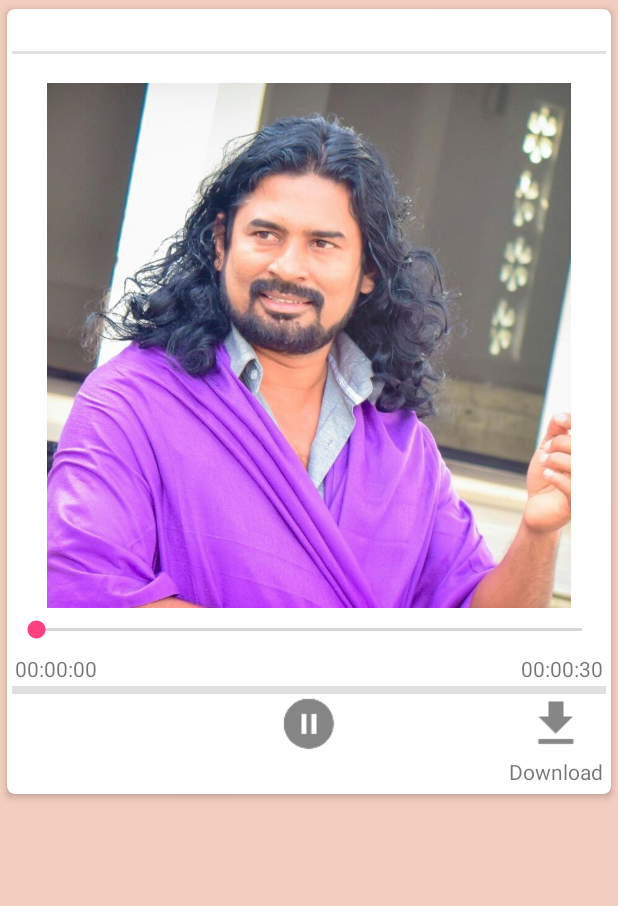
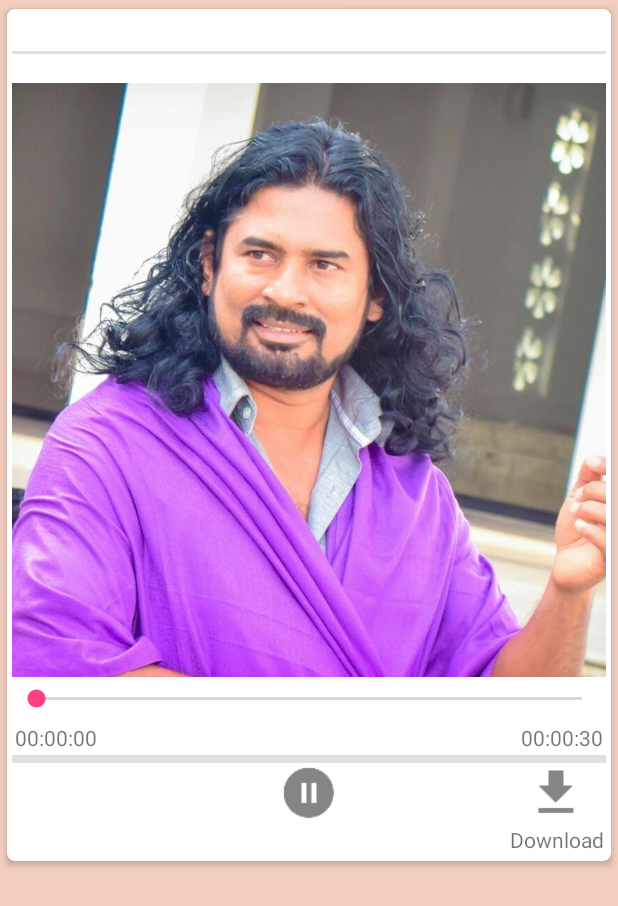
Before and after one commit to ThamiduNaveen/rdk, an Android app: the desanaActivity screen opened directly, with no data from a screen before it, after a tap on an icon or button, on a phone screen of 412 x 824 dp. Shown: the top 906 px of the screen. Run offline under Robolectric (Android 15) with nearby library versions, the phone set to English and light mode, and no system bars.

Commit message:
desana view done

```diff
--- a/app/src/main/java/com/ritigala/app/ritigala_dakma/desanaActivity.java
+++ b/app/src/main/java/com/ritigala/app/ritigala_dakma/desanaActivity.java
@@ -7,6 +7,7 @@ import android.content.BroadcastReceiver;
 import android.content.Context;
 import android.content.Intent;
 import android.content.IntentFilter;
+import android.content.SharedPreferences;
 import android.content.pm.PackageManager;
 import android.database.Cursor;
 import android.media.MediaPlayer;
@@ -48,6 +49,16 @@ public class desanaActivity extends AppCompatActivity {
 
     private ProgressDialog loadingBar;
 
+    String titleSTR;
+
+    private int positionOfdesana;
+
+    SharedPreferences desanaSharedPreferences;
+
+    boolean isDownloaded;
+
+
+
 
 
 
@@ -56,13 +67,20 @@ public class desanaActivity extends AppCompatActivity {
         super.onCreate(savedInstanceState);
         setContentView(R.layout.activity_desana);
 
-        final String titleSTR = getIntent().getStringExtra("title");
+        desanaSharedPreferences = getSharedPreferences("desanaData", Context.MODE_PRIVATE);
+        final Boolean firstTime = desanaSharedPreferences.getBoolean("FirstTime",true);
+
+        titleSTR = getIntent().getStringExtra("title");
         String descriptionSTR = getIntent().getStringExtra("description");
+
+        positionOfdesana = getIntent().getIntExtra("position",0);
 
         TextView titleTV = (TextView)findViewById(R.id.textView_desana_title);
         titleTV.setText(titleSTR);
         TextView descriptionTV = (TextView)findViewById(R.id.textView_desana_description);
         descriptionTV.setText(descriptionSTR);
+
+        final TextView downStatusTV = (TextView) findViewById(R.id.textView_desana_downloatStatus);
 
         desanaSTR = getIntent().getStringExtra("desanaLink");
 
@@ -80,6 +98,17 @@ public class desanaActivity extends AppCompatActivity {
         posbar.setMax(100000);
         posbar.setProgress(1);
 
+        if(!firstTime) {
+            File path = Environment.getExternalStorageDirectory();
+            File dir = new File(path + "/Ritigala_dekma/" + titleSTR + "_" + String.valueOf(positionOfdesana) + ".mp3");
+            if (dir.exists()) {
+                isDownloaded = true;
+                downBT.setBackgroundResource(R.drawable.ic_check_circle_black_24dp);
+                downStatusTV.setText("Downloaded");
+
+            }
+        }
+
         playBT.setOnClickListener(new View.OnClickListener() {
             @Override
             public void onClick(View view) {
@@ -93,12 +122,15 @@ public class desanaActivity extends AppCompatActivity {
                         playBT.setBackgroundResource(R.drawable.ic_action_play);
                     }
                 }else {
-
-                    try {
-                        mp.setDataSource(desanaSTR);
                     loadingBar.setTitle("Loading");
                     loadingBar.setMessage("Please wait wile loading");
                     loadingBar.show();
+                    try {
+                        if(!isDownloaded){
+                            mp.setDataSource(desanaSTR);
+                        }else{
+                            mp.setDataSource(Environment.getExternalStorageDirectory()+"/Ritigala_dekma/" + titleSTR + "_" + String.valueOf(positionOfdesana) + ".mp3");
+                        }
                         mp.setOnPreparedListener(new MediaPlayer.OnPreparedListener() {
                             @Override
                             public void onPrepared(MediaPlayer mediaPlayer) {
@@ -110,6 +142,7 @@ public class desanaActivity extends AppCompatActivity {
                                 mp.start();
                                 playBT.setBackgroundResource(R.drawable.ic_action_pause);
                                 totalTime.setText(makeTime(totalTimeInt));
+                                Toast.makeText(desanaActivity.this, "Prepared", Toast.LENGTH_SHORT).show();
                                 loadingBar.dismiss();
                             }
                         });
@@ -173,8 +206,13 @@ public class desanaActivity extends AppCompatActivity {
                         int columIndex = c.getColumnIndex(DownloadManager.COLUMN_STATUS);
 
                         if (DownloadManager.STATUS_SUCCESSFUL == c.getInt(columIndex)) {
-                            Toast.makeText(context, "SUC", Toast.LENGTH_SHORT).show();
-                            downBT.setText("DOWN COM");
+                            Toast.makeText(context, "File successfully downloaded", Toast.LENGTH_SHORT).show();
+                            downBT.setBackgroundResource(R.drawable.ic_check_circle_black_24dp);
+                            downStatusTV.setText("Downloaded");
+                            isDownloaded = true;
+
+                        }else{
+                            Toast.makeText(context, "Error while downloading try again", Toast.LENGTH_LONG).show();
                         }
                     }
                 }
@@ -185,7 +223,14 @@ public class desanaActivity extends AppCompatActivity {
         downBT.setOnClickListener(new View.OnClickListener() {
             @Override
             public void onClick(View view) {
-                dm = (DownloadManager)getSystemService(DOWNLOAD_SERVICE);
+                if (!isDownloaded) {
+                    if (firstTime) {
+                        SharedPreferences.Editor editor = desanaSharedPreferences.edit();
+                        editor.putBoolean("FirstTime", false);
+                        editor.apply();
+                    }
+
+                    dm = (DownloadManager) getSystemService(DOWNLOAD_SERVICE);
                     request = new DownloadManager.Request(Uri.parse(desanaSTR));
                     if (Build.VERSION.SDK_INT >= Build.VERSION_CODES.M) {
                         if (checkSelfPermission(android.Manifest.permission.WRITE_EXTERNAL_STORAGE) == PackageManager.PERMISSION_DENIED) {
@@ -197,8 +242,8 @@ public class desanaActivity extends AppCompatActivity {
                             if (!dir.exists()) {
                                 dir.mkdirs();
                             }
-                        request.setTitle("desana.mp3")
-                                .setDestinationInExternalPublicDir("/Ritigala_dekma", "des.mp3");
+                            request.setTitle(titleSTR + "_" + String.valueOf(positionOfdesana) + ".mp3")
+                                    .setDestinationInExternalPublicDir("/Ritigala_dekma", titleSTR + "_" + String.valueOf(positionOfdesana) + ".mp3");
                             quid = dm.enqueue(request);
 
                         }
@@ -208,14 +253,14 @@ public class desanaActivity extends AppCompatActivity {
                         if (!dir.exists()) {
                             dir.mkdirs();
                         }
-                    request.setTitle("desana.mp3")
-                            .setDestinationInExternalPublicDir("/Ritigala_dekma", "des.mp3");
+                        request.setTitle(titleSTR + "_" + String.valueOf(positionOfdesana) + ".mp3")
+                                .setDestinationInExternalPublicDir("/Ritigala_dekma", titleSTR + "_" + String.valueOf(positionOfdesana) + ".mp3");
                         quid = dm.enqueue(request);
 
                     }
 
 
-
+                }
             }
         });
 
@@ -226,11 +271,6 @@ public class desanaActivity extends AppCompatActivity {
 
     @SuppressLint("DefaultLocale")
     private String makeTime(long millis){
-//        int sec = millis/1000;
-//        int min = sec/60;
-//        int secShow = sec % 60;
-//
-//        return String.valueOf(min)+":"+String.valueOf(secShow);
         return String.format("%02d:%02d:%02d", TimeUnit.MILLISECONDS.toHours(millis),
                 TimeUnit.MILLISECONDS.toMinutes(millis) - TimeUnit.HOURS.toMinutes(TimeUnit.MILLISECONDS.toHours(millis)),
                 TimeUnit.MILLISECONDS.toSeconds(millis) - TimeUnit.MINUTES.toSeconds(TimeUnit.MILLISECONDS.toMinutes(millis)));
@@ -269,8 +309,8 @@ public class desanaActivity extends AppCompatActivity {
                     if (!dir.exists()) {
                         dir.mkdirs();
                     }
-                    request.setTitle("desana.mp3")
-                            .setDestinationInExternalPublicDir("/Ritigala_dekma", "des.mp3");
+                    request.setTitle(titleSTR+"_"+String.valueOf(positionOfdesana)+".mp3")
+                            .setDestinationInExternalPublicDir("/Ritigala_dekma", titleSTR+"_"+String.valueOf(positionOfdesana)+".mp3");
                     quid = dm.enqueue(request);
 
                 }else {
--- a/app/src/main/java/com/ritigala/app/ritigala_dakma/desanaFragment.java
+++ b/app/src/main/java/com/ritigala/app/ritigala_dakma/desanaFragment.java
@@ -110,6 +110,8 @@ public class desanaFragment extends Fragment {
                         String descriptionSTR = description_TV.getText().toString();
                         intent.putExtra("description",descriptionSTR);
 
+                        intent.putExtra("position",position);
+
                         intent.putExtra("desanaLink",desanaLinks.get(position));
                         startActivity(intent);
 
--- a/app/src/main/res/layout/activity_desana.xml
+++ b/app/src/main/res/layout/activity_desana.xml
@@ -49,8 +49,10 @@
 
             <ImageView
                 android:id="@+id/imageView2"
-                android:layout_width="match_parent"
-                android:layout_height="350dp"
+                android:layout_width="fill_parent"
+                android:layout_height="wrap_content"
+                android:adjustViewBounds="true"
+                android:scaleType="fitCenter"
                 app:srcCompat="@drawable/desana" />
 
             <SeekBar
@@ -121,7 +123,7 @@
                 android:layout_width="wrap_content"
                 android:layout_height="wrap_content"
                 android:layout_gravity="end"
-                android:padding="2dp"
+                android:padding="1dp"
                 android:text="Download" />
 
 
```
Lines whose indentation alone changed are shown as unchanged.
